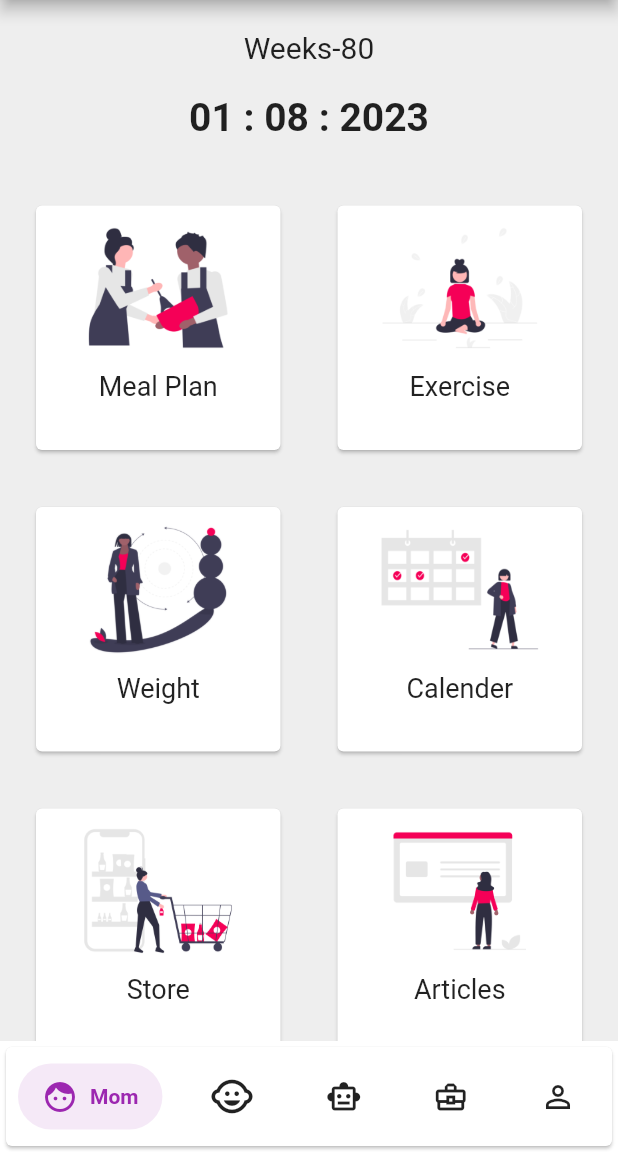
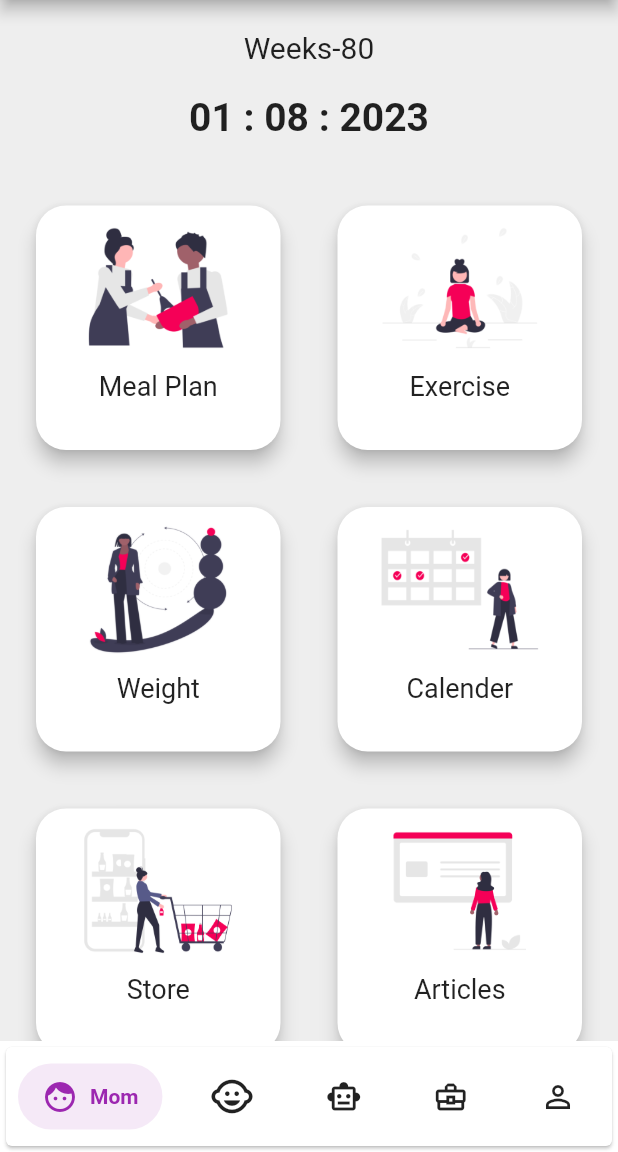
Before and after one commit to shree-10/Pregcare, a Flutter app: the screen it shows after launch, on a phone screen of 412 x 824 dp, the part 84-1236 px from its top. Run offline on Flutter 3.47's test engine with Material 2 defaults, Android fonts, the phone set to English and light mode, and no system bars; drawn by our look-alikes of salomon_bottom_bar; our stand-ins replace contained_tab_bar_view, google_fonts, scroll_snap_list.

Commit message:
done changes

```diff
--- a/lib/widgets/cards.dart
+++ b/lib/widgets/cards.dart
@@ -13,6 +13,8 @@ class MomTileCrad extends StatelessWidget {
   @override
   Widget build(BuildContext context) {
     return Card(
+      elevation: 5,
+      shape: RoundedRectangleBorder(borderRadius: BorderRadius.circular(20)),
       // color: Color.fromARGB(255, 199, 185, 249),
       child: InkWell(
         onTap: (() {
```
Also changed, not shown: pubspec.lock.
